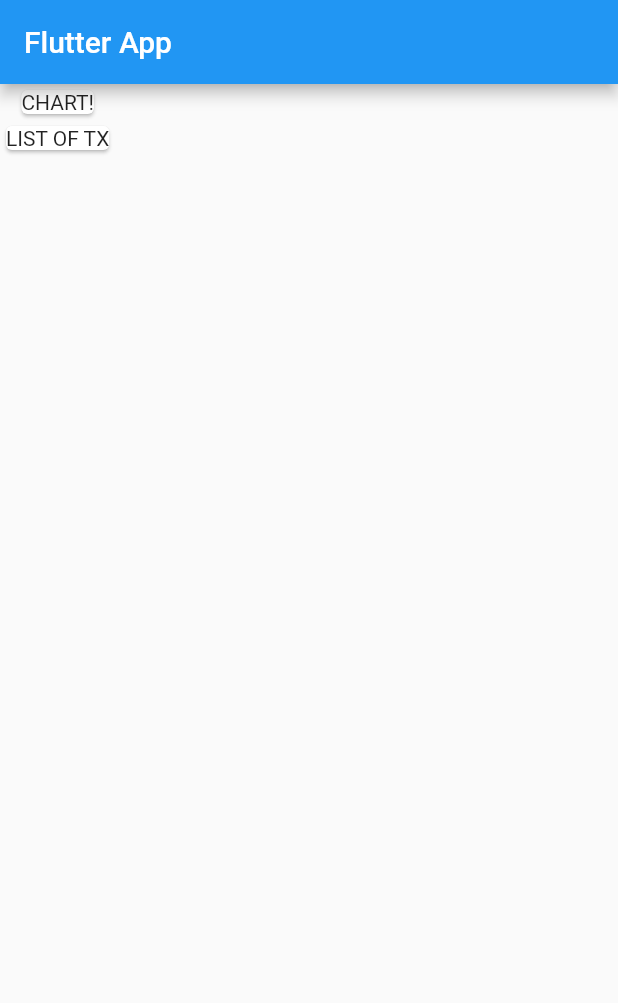
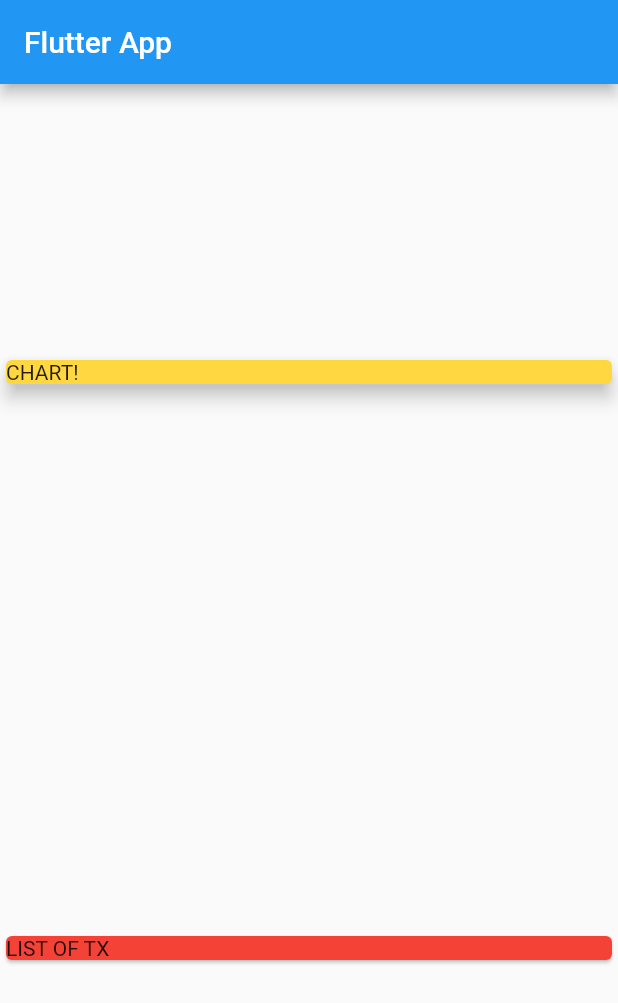
Before and after one commit to mishikaraj/Expenses_planner, a Flutter app: the screen it shows after launch, on a phone screen of 412 x 824 dp. Shown: the top 1003 px of the screen. Run offline on Flutter 3.47's test engine with Material 2 defaults, Android fonts, the phone set to English and light mode, and no system bars.

Commit message:
transaction add

```diff
--- a/lib/main.dart
+++ b/lib/main.dart
@@ -21,11 +21,24 @@ class MyHomePage extends StatelessWidget {
         title: Text('Flutter App'),
       ),
       body: Column(
-        children:<Widget>[
+        mainAxisAlignment: MainAxisAlignment.spaceAround,
+        crossAxisAlignment:CrossAxisAlignment.stretch ,
+        children: <Widget>[
+          Container(
+            width: double.infinity,
+            child: Card(
+              color: Colors.amberAccent,
+              //child: Container(
+              // width: 100,
+              child: Text('CHART!'),
+              elevation: 5,
+            ),
+          ),
+          //),
           Card(
-            child:Text('CHART!'),
+            color:Colors.red,
+            child: Text('LIST OF TX'),
           ),
-          Card(child:Text('LIST OF TX')),
         ],
       ),
     );
```
Also changed, not shown: lib/transaction.dart (added).
